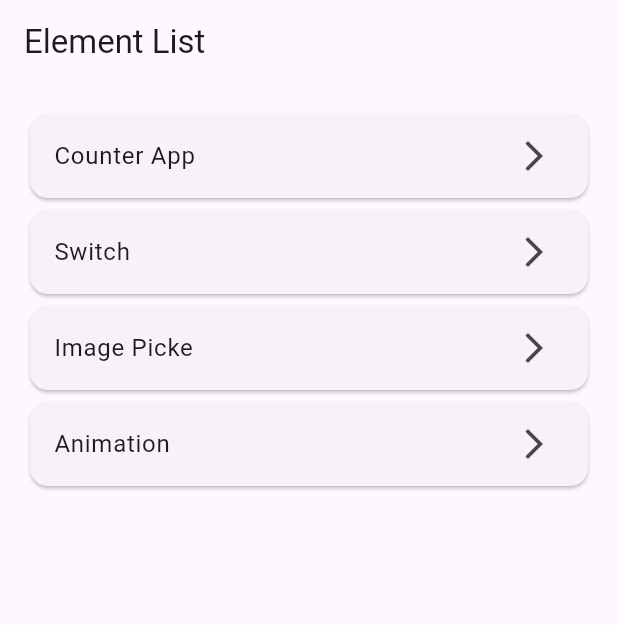
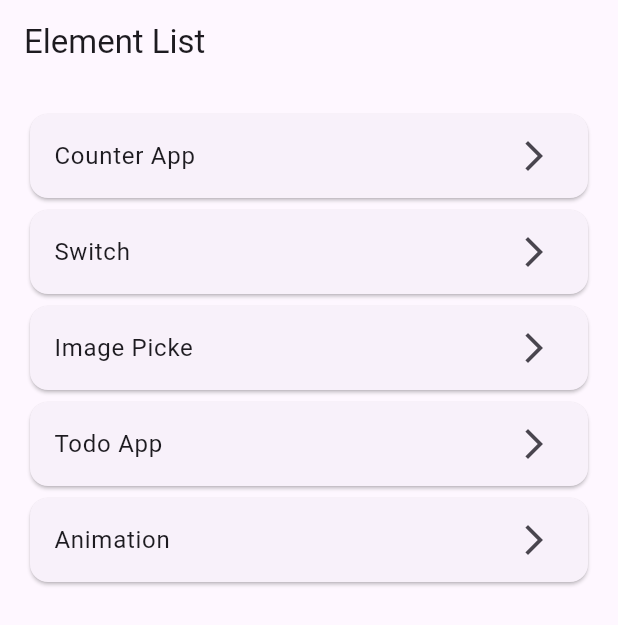
Before and after one commit to RoySuzon/bloc_prectice, a Flutter app: the screen it shows after launch, on a phone screen of 412 x 824 dp. Shown: the top 625 px of the screen. Run offline on Flutter 3.47's test engine with Material 3 defaults, Android fonts, the phone set to English and light mode, and no system bars; our stand-ins replace bloc, equatable, flutter_bloc, image_picker.

Commit message:
fixed bloc

```diff
--- /dev/null
+++ b/lib/features/todo/bloc/todo_bloc.dart
@@ -0,0 +1,34 @@
+import 'package:bloc/bloc.dart';
+import 'package:testing_project/features/todo/bloc/todo_event.dart';
+import 'package:testing_project/features/todo/bloc/todo_state.dart';
+import 'package:testing_project/features/todo/domain/use_case/todo_use_case.dart';
+
+class TodoBloc extends Bloc<TodoEvent, TodoState> {
+  final TodoUseCase todoUseCase;
+  TodoBloc(this.todoUseCase) : super(const TodoState()) {
+    on<FetchTodosEvent>((event, emit) async {
+      emit(const ToDoLoadingState());
+      // await Future.delayed(const Duration(seconds: 2));
+      await todoUseCase.getTodos().then((todos) {
+        emit(state.copyWith(todos: todos));
+      });
+    });
+    on<AddTodoEvent>((event, emit) {
+      emit(const ToDoLoadingState());
+      todoUseCase.addTodo(title: event.title, description: event.description);
+      add(FetchTodosEvent());
+    });
+    on<DeleteTodoEvent>((event, emit) {
+      emit(const ToDoLoadingState());
+      todoUseCase.removeTodo(event.todo.id.toString());
+      add(FetchTodosEvent());
+    });
+    // on<AddTodoEvent>((event, emit) {
+    //   emit(const ToDoLoadingState());
+    //   todoUseCase.getTodos().then((todos) {
+    //     emit(TodoState(todos: todos));
+    //   });
+    //   add(FetchTodosEvent());
+    // });
+  }
+}
--- /dev/null
+++ b/lib/features/todo/bloc/todo_event.dart
@@ -0,0 +1,41 @@
+import 'package:equatable/equatable.dart';
+import 'package:testing_project/features/todo/domain/models/todo.dart';
+
+sealed class TodoEvent extends Equatable {
+  const TodoEvent();
+
+  @override
+  List<Object> get props => [];
+}
+
+class FetchTodosEvent extends TodoEvent {}
+
+class AddTodoEvent extends TodoEvent {
+  final String title;
+  final String description;
+
+  const AddTodoEvent({required this.title, this.description = ""});
+
+  @override
+  List<Object> get props => [title, description];
+}
+
+class DeleteTodoEvent extends TodoEvent {
+  final Todo todo;
+
+  const DeleteTodoEvent(this.todo);
+
+  @override
+  List<Object> get props => [todo];
+}
+
+class UpdateTodoEvent extends TodoEvent {
+  final String todo;
+
+  const UpdateTodoEvent(this.todo);
+
+  @override
+  List<Object> get props => [todo];
+}
+
+class ClearCompletedEvent extends TodoEvent {}
--- /dev/null
+++ b/lib/features/todo/bloc/todo_state.dart
@@ -0,0 +1,26 @@
+// ignore_for_file: public_member_api_docs, sort_constructors_first
+import 'package:equatable/equatable.dart';
+
+import 'package:testing_project/features/todo/domain/models/todo.dart';
+
+class TodoState extends Equatable {
+  final List<Todo> todos;
+  const TodoState({this.todos = const []});
+  @override
+  List<Object> get props => [todos];
+
+  TodoState copyWith({
+    List<Todo>? todos,
+  }) {
+    return TodoState(
+      todos: todos ?? this.todos,
+    );
+  }
+}
+
+class ToDoLoadingState extends TodoState {
+  const ToDoLoadingState();
+
+  @override
+  List<Object> get props => [];
+}
--- /dev/null
+++ b/lib/features/todo/data/repository/todo_repo_impl.dart
@@ -0,0 +1,41 @@
+// ignore_for_file: public_member_api_docs, sort_constructors_first
+import 'package:testing_project/features/todo/domain/models/todo.dart';
+import 'package:testing_project/features/todo/domain/repository/todo_repo.dart';
+
+class TodoRepoImpl implements TodoRepo {
+  final TodoDataSource todoDataSource;
+  TodoRepoImpl({
+    required this.todoDataSource,
+  });
+
+  @override
+  Future<void> addTodo(Todo todo) async {
+    todoDataSource.todos.add(todo);
+  }
+
+  @override
+  Future<void> deleteAllTodos() async {
+    todoDataSource.todos.clear();
+  }
+
+  @override
+  Future<void> deleteTodoById(String id) async {
+    todoDataSource.todos.removeWhere((element) => element.id.toString() == id);
+  }
+
+  @override
+  Future<List<Todo>> getTodos() async {
+    return await Future.value(todoDataSource.todos);
+  }
+
+  @override
+  Future<void> updateTodo(Todo todo) async {
+    final index =
+        todoDataSource.todos.indexWhere((element) => element.id == todo.id);
+    todoDataSource.todos[index] = todo;
+  }
+}
+
+class TodoDataSource {
+  final List<Todo> todos = [];
+}
--- /dev/null
+++ b/lib/features/todo/domain/models/todo.dart
@@ -0,0 +1,31 @@
+// ignore_for_file: public_member_api_docs, sort_constructors_first
+class Todo {
+  final int id;
+  final String title;
+  final String description;
+  final bool completed;
+  Todo({
+    required this.id,
+    required this.title,
+    required this.description,
+    required this.completed,
+  });
+
+  Todo toggleCompleted() {
+    return copyWith(completed: !completed);
+  }
+
+  Todo copyWith({
+    int? id,
+    String? title,
+    String? description,
+    bool? completed,
+  }) {
+    return Todo(
+      id: id ?? this.id,
+      title: title ?? this.title,
+      description: description ?? this.description,
+      completed: completed ?? this.completed,
+    );
+  }
+}
--- /dev/null
+++ b/lib/features/todo/domain/repository/todo_repo.dart
@@ -0,0 +1,9 @@
+import 'package:testing_project/features/todo/domain/models/todo.dart';
+
+abstract class TodoRepo {
+  Future<List<Todo>> getTodos();
+  Future<void> addTodo(Todo todo);
+  Future<void> updateTodo(Todo todo);
+  Future<void> deleteTodoById(String id);
+  Future<void> deleteAllTodos();
+}
--- /dev/null
+++ b/lib/features/todo/domain/use_case/todo_use_case.dart
@@ -0,0 +1,32 @@
+// ignore_for_file: public_member_api_docs, sort_constructors_first
+import 'package:testing_project/features/todo/domain/models/todo.dart';
+import 'package:testing_project/features/todo/domain/repository/todo_repo.dart';
+
+class TodoUseCase {
+  final TodoRepo repo;
+  TodoUseCase({
+    required this.repo,
+  });
+
+  void addTodo({required String title, String description = ''}) {
+    int id = DateTime.now().millisecondsSinceEpoch;
+    repo.addTodo(Todo(
+      id: id,
+      title: title,
+      description: description,
+      completed: false,
+    ));
+  }
+
+  void removeTodo(String id) {
+    repo.deleteTodoById(id);
+  }
+
+  void updateTodo(Todo todo) {
+    repo.updateTodo(todo);
+  }
+
+  Future<List<Todo>> getTodos() async {
+    return repo.getTodos();
+  }
+}
--- a/lib/main.dart
+++ b/lib/main.dart
@@ -6,6 +6,10 @@ import 'package:testing_project/animation.dart';
 import 'package:testing_project/bloc/counter/counter_bloc.dart';
 import 'package:testing_project/bloc/image_picker/image_picker_bloc.dart';
 import 'package:testing_project/bloc/switch/switch_bloc.dart';
+import 'package:testing_project/features/todo/bloc/todo_bloc.dart';
+import 'package:testing_project/features/todo/bloc/todo_event.dart';
+import 'package:testing_project/features/todo/data/repository/todo_repo_impl.dart';
+import 'package:testing_project/features/todo/domain/use_case/todo_use_case.dart';
 import 'package:testing_project/ui/elements_list.dart';
 import 'package:testing_project/utils/image_picker_utils.dart';
 
@@ -24,6 +28,10 @@ class MyApp extends StatelessWidget {
         BlocProvider(create: (context) => CounterBloc()),
         BlocProvider(create: (context) => SwitchBloc()),
         BlocProvider(create: (context) => ImagePickerBloc(ImagePickerUtils())),
+        BlocProvider(
+            create: (context) => TodoBloc(TodoUseCase(
+                repo: TodoRepoImpl(todoDataSource: TodoDataSource())))
+              ..add(FetchTodosEvent()))
       ],
       child: MaterialApp(
         title: 'Flutter Demo',
--- a/lib/ui/elements_list.dart
+++ b/lib/ui/elements_list.dart
@@ -1,5 +1,6 @@
 import 'package:flutter/material.dart';
 import 'package:testing_project/animation.dart';
+import 'package:testing_project/features/todo/presentations/page/todo_view.dart';
 import 'package:testing_project/ui/counter/counter_page.dart';
 import 'package:testing_project/ui/image_picker/image_picker_page.dart';
 import 'package:testing_project/ui/switch/switch_page.dart';
@@ -42,6 +43,12 @@ class ElementsList extends StatelessWidget {
               },
             ),
             CustomTile(
+              title: 'Todo App',
+              onTap: () {
+                navigatePage(const TodoView());
+              },
+            ),
+            CustomTile(
               title: 'Animation',
               onTap: () {
                 navigatePage(const ProductDetailsPage());
```
Also changed, not shown: lib/features/todo/presentations/page/todo_view.dart (added, +55 -0 lines), pubspec.lock, 2 other files.
